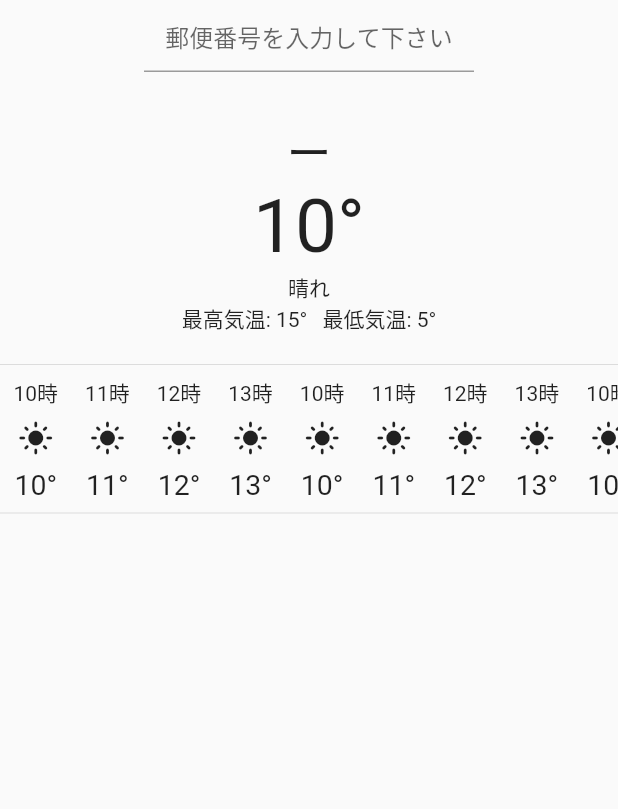
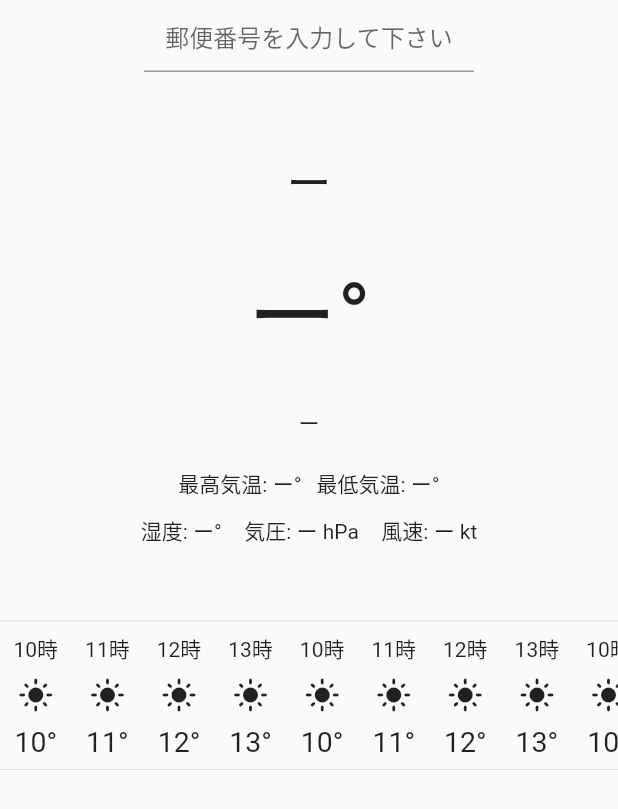
Before and after one commit to tomohiro1024/weatherApp, a Flutter app: the screen it shows after launch, on a phone screen of 412 x 824 dp. Shown: the top 809 px of the screen. Run offline on Flutter 3.47's test engine with Material 2 defaults, Android fonts, the phone set to English and light mode, and no system bars.

Commit message:
風速、湿度、気圧の追加

```diff
--- a/lib/top_page.dart
+++ b/lib/top_page.dart
@@ -12,8 +12,7 @@ class TopPage extends StatefulWidget {
 
 class _TopPageState extends State<TopPage> {
   // 現在の天気情報
-  Weather currentWeather = Weather(
-      10, 15, 5, '晴れ', 5.5, 5.5, '晴れ', DateTime(2022, 1, 30, 12, 10), 50, 10);
+  Weather? currentWeather;
 
   String? address = 'ー';
 
@@ -21,18 +20,30 @@ class _TopPageState extends State<TopPage> {
 
   // 1時間ごとの天気情報
   List<Weather> hourlyWeather = [
-    Weather(10, 15, 5, '晴れ', 5.5, 5.5, '晴れ', DateTime(2022, 1, 30, 10), 50, 10),
-    Weather(11, 15, 5, '曇り', 5.5, 5.5, '晴れ', DateTime(2022, 1, 30, 11), 60, 10),
-    Weather(12, 15, 5, '雨', 5.5, 5.5, '晴れ', DateTime(2022, 1, 30, 12), 70, 10),
-    Weather(13, 15, 5, '台風', 5.5, 5.5, '晴れ', DateTime(2022, 1, 30, 13), 80, 10),
-    Weather(10, 15, 5, '晴れ', 5.5, 5.5, '晴れ', DateTime(2022, 1, 30, 10), 50, 10),
-    Weather(11, 15, 5, '曇り', 5.5, 5.5, '晴れ', DateTime(2022, 1, 30, 11), 60, 10),
-    Weather(12, 15, 5, '雨', 5.5, 5.5, '晴れ', DateTime(2022, 1, 30, 12), 70, 10),
-    Weather(13, 15, 5, '台風', 5.5, 5.5, '晴れ', DateTime(2022, 1, 30, 13), 80, 10),
-    Weather(10, 15, 5, '晴れ', 5.5, 5.5, '晴れ', DateTime(2022, 1, 30, 10), 50, 10),
-    Weather(11, 15, 5, '曇り', 5.5, 5.5, '晴れ', DateTime(2022, 1, 30, 11), 60, 10),
-    Weather(12, 15, 5, '雨', 5.5, 5.5, '晴れ', DateTime(2022, 1, 30, 12), 70, 10),
-    Weather(13, 15, 5, '台風', 5.5, 5.5, '晴れ', DateTime(2022, 1, 30, 13), 80, 10),
+    Weather(10, 15, 5, '晴れ', 5.5, 5.5, '晴れ', DateTime(2022, 1, 30, 10), 50, 10,
+        1, 1),
+    Weather(11, 15, 5, '曇り', 5.5, 5.5, '晴れ', DateTime(2022, 1, 30, 11), 60, 10,
+        1, 1),
+    Weather(12, 15, 5, '雨', 5.5, 5.5, '晴れ', DateTime(2022, 1, 30, 12), 70, 10,
+        1, 1),
+    Weather(13, 15, 5, '台風', 5.5, 5.5, '晴れ', DateTime(2022, 1, 30, 13), 80, 10,
+        1, 1),
+    Weather(10, 15, 5, '晴れ', 5.5, 5.5, '晴れ', DateTime(2022, 1, 30, 10), 50, 10,
+        1, 1),
+    Weather(11, 15, 5, '曇り', 5.5, 5.5, '晴れ', DateTime(2022, 1, 30, 11), 60, 10,
+        1, 1),
+    Weather(12, 15, 5, '雨', 5.5, 5.5, '晴れ', DateTime(2022, 1, 30, 12), 70, 10,
+        1, 1),
+    Weather(13, 15, 5, '台風', 5.5, 5.5, '晴れ', DateTime(2022, 1, 30, 13), 80, 10,
+        1, 1),
+    Weather(10, 15, 5, '晴れ', 5.5, 5.5, '晴れ', DateTime(2022, 1, 30, 10), 50, 10,
+        1, 1),
+    Weather(11, 15, 5, '曇り', 5.5, 5.5, '晴れ', DateTime(2022, 1, 30, 11), 60, 10,
+        1, 1),
+    Weather(12, 15, 5, '雨', 5.5, 5.5, '晴れ', DateTime(2022, 1, 30, 12), 70, 10,
+        1, 1),
+    Weather(13, 15, 5, '台風', 5.5, 5.5, '晴れ', DateTime(2022, 1, 30, 13), 80, 10,
+        1, 1),
   ];
 
   @override
@@ -51,7 +62,7 @@ class _TopPageState extends State<TopPage> {
                           Map<String, String> response = {};
                           response =
                               (await ZipCode.searchAddressFromZipCode(value))!;
-                          await Weather.getCurrentWeather(value);
+
                           // responseの'message'というキーに値が入ってきた(エラーが出た)場合に入ってくる変数
                           errorMessage = response['message'];
                           if (errorMessage != null) {
@@ -65,6 +76,8 @@ class _TopPageState extends State<TopPage> {
                           // responseの'address'というキーが含んでいた場合、変数addressに'address'の値を入れる
                           if (response.containsKey('address')) {
                             address = response['address'];
+                            currentWeather =
+                                (await Weather.getCurrentWeather(value))!;
                           }
                           print(response);
                           setState(() {});
@@ -77,27 +90,52 @@ class _TopPageState extends State<TopPage> {
                   //   errorMessage == null ? '' : errorMessage!,
                   //   style: TextStyle(color: Colors.red),
                   // ),
-                  SizedBox(height: 30),
+                  SizedBox(height: 50),
                   Text(
                     address!,
                     style: TextStyle(fontSize: 30),
                   ),
+                  SizedBox(height: 20),
                   Text(
-                    '${currentWeather.temp}°',
-                    style: TextStyle(fontSize: 50),
+                    '${currentWeather == null ? 'ー' : currentWeather!.temp}°',
+                    style: TextStyle(fontSize: 60),
                   ),
-                  Text(currentWeather.description),
+                  SizedBox(height: 20),
+                  Text(currentWeather == null
+                      ? 'ー'
+                      : currentWeather!.description),
+                  SizedBox(height: 20),
                   Row(
                     mainAxisAlignment: MainAxisAlignment.center,
                     children: [
                       Padding(
                         padding: const EdgeInsets.only(right: 10.0),
-                        child: Text('最高気温: ${currentWeather.tempMax}°'),
+                        child: Text(
+                            '最高気温: ${currentWeather == null ? 'ー' : currentWeather!.tempMax}°'),
                       ),
-                      Text('最低気温: ${currentWeather.tempMin}°'),
+                      Text(
+                          '最低気温: ${currentWeather == null ? 'ー' : currentWeather!.tempMin}°'),
                     ],
                   ),
-                  SizedBox(height: 20),
+                  SizedBox(height: 10),
+                  Row(
+                    mainAxisAlignment: MainAxisAlignment.center,
+                    children: [
+                      Padding(
+                        padding: const EdgeInsets.only(right: 15.0),
+                        child: Text(
+                            '湿度: ${currentWeather == null ? 'ー' : currentWeather!.humidity}°'),
+                      ),
+                      Padding(
+                        padding: const EdgeInsets.only(right: 15.0),
+                        child: Text(
+                            '気圧: ${currentWeather == null ? 'ー' : currentWeather!.hpa} hPa'),
+                      ),
+                      Text(
+                          '風速: ${currentWeather == null ? 'ー' : currentWeather!.wind} kt'),
+                    ],
+                  ),
+                  SizedBox(height: 50),
                   // 時間毎のUI
                   Divider(height: 0),
                   SingleChildScrollView(
--- a/lib/weather.dart
+++ b/lib/weather.dart
@@ -13,9 +13,22 @@ class Weather {
   DateTime time;
   int rainyPercent;
   int humidity;
+  int hpa;
+  int wind;
 
-  Weather(this.temp, this.tempMax, this.tempMin, this.description, this.lon,
-      this.lat, this.icon, this.time, this.rainyPercent, this.humidity);
+  Weather(
+      this.temp,
+      this.tempMax,
+      this.tempMin,
+      this.description,
+      this.lon,
+      this.lat,
+      this.icon,
+      this.time,
+      this.rainyPercent,
+      this.humidity,
+      this.hpa,
+      this.wind);
 
   // 現在の天気情報を取得するクラス
   static Future<Weather?> getCurrentWeather(String zipCode) async {
@@ -46,7 +59,11 @@ class Weather {
         '晴れ',
         DateTime(2020, 10, 2, 12),
         10,
-          date['main']['humidity']);
+        date['main']['humidity'],
+        date['main']['pressure'],
+        date['wind']['speed'].toInt(),
+      );
+      print(currentWeather.wind);
       return currentWeather;
     } catch (e) {
       print(e);
```
Lines whose indentation alone changed are shown as unchanged.
